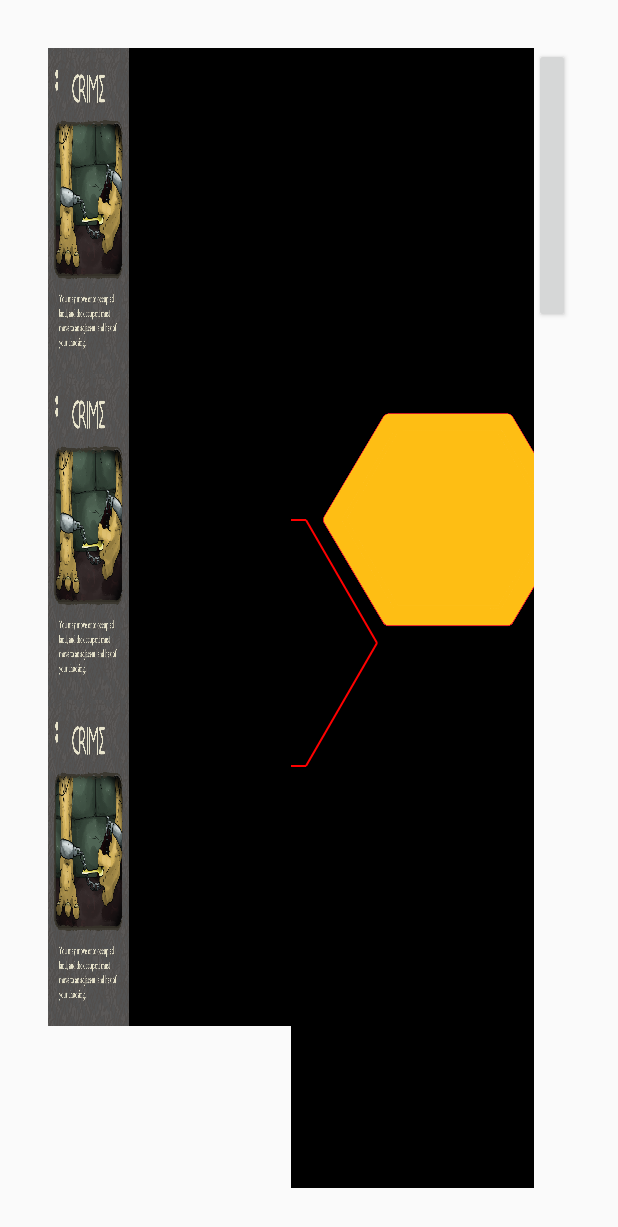
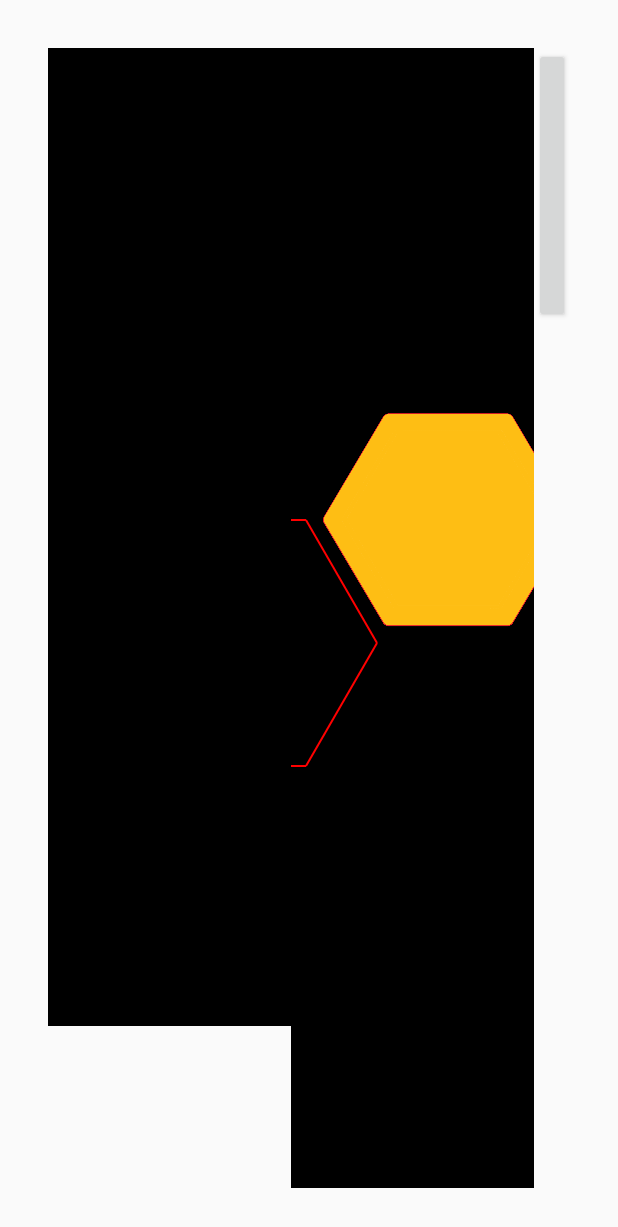
Before and after one commit to KelBull/TerraNeo, an Android app: the layout activity_grid.xml on its own in the app's theme, with its tools: preview values and no code run, on a phone screen of 412 x 824 dp. Shown: the top 1227 px of the screen. Run offline under Robolectric (Android 15) with nearby library versions, the phone set to English and light mode, and no system bars.

Commit message:
deleted stuff thats not used

```diff
--- a/app/src/main/java/kc/terraneo/AllPlayerView.java
+++ b/app/src/main/java/kc/terraneo/AllPlayerView.java
@@ -21,15 +21,9 @@ public class AllPlayerView extends View {
         parent = context;
         gameBoard = board;
         gameWindow = window;
-        rowPaint = new Paint(Paint.ANTI_ALIAS_FLAG);
-        rowPaint.setColor(0xffff0000); // sets the color of the grid
-        rowPaint.setStrokeWidth(2); // sets line width of the grid
     }
     public AllPlayerView(Client context, AttributeSet atters){
         super(context, atters);
-        rowPaint = new Paint(Paint.ANTI_ALIAS_FLAG);
-        rowPaint.setColor(0xffff0000); // sets the color of the grid
-        rowPaint.setStrokeWidth(2); // sets line width of the grid
         // setOnTouchListener(this);
     }
 
--- a/app/src/main/java/kc/terraneo/UpgradeView.java
+++ b/app/src/main/java/kc/terraneo/UpgradeView.java
@@ -3,7 +3,6 @@ package kc.terraneo;
 import android.app.Activity;
 import android.content.Context;
 import android.graphics.Canvas;
-import android.graphics.Paint;
 import android.graphics.drawable.Drawable;
 import android.graphics.drawable.ScaleDrawable;
 import android.util.AttributeSet;
@@ -19,7 +18,6 @@ public class UpgradeView extends View {
 
     private GameBoard gameBoard;
     private GameWindow gameWindow;
-    private Paint rowPaint;
     private Client parent;
     private int identifier;
     private Activity activity;
@@ -31,15 +29,9 @@ public class UpgradeView extends View {
         gameBoard = board;
         gameWindow = window;
         activity = context;
-        rowPaint = new Paint(Paint.ANTI_ALIAS_FLAG);
-        rowPaint.setColor(0xffff0000); // sets the color of the grid
-        rowPaint.setStrokeWidth(2); // sets line width of the grid
     }
     public UpgradeView(Context context, AttributeSet atters){
         super(context, atters);
-        rowPaint = new Paint(Paint.ANTI_ALIAS_FLAG);
-        rowPaint.setColor(0xffff0000); // sets the color of the grid
-        rowPaint.setStrokeWidth(2); // sets line width of the grid
         activity = (Activity) context;
         // setOnTouchListener(this);
     }
@@ -56,12 +48,9 @@ public class UpgradeView extends View {
     }
 
     private void drawUpgrade(Canvas canvas, Drawable image) {
-        float cy = getHeight()/2;
-        float cx = getWidth()/2;
 
         float scale = getHeight()/1150.0f;
         Drawable scaled = new ScaleDrawable(image, Gravity.CENTER, scale, scale);
-        //image.setBounds((int)(cx-r), (int)(cy-r*(S/2)), (int)(cx +r), (int)(cy+r*(S/2)));
         if (image != null) {
             image.setBounds(0, 0, getWidth(), getHeight());
             image.draw(canvas);
@@ -87,7 +76,7 @@ public class UpgradeView extends View {
         }
         String path = u.getArtPath();
         if (path == null) {
-            path = "card_crime.png";
+            path = "";
         }
         switch(path) {
             case "card_chaos.png": upgradeImage = activity.getResources().getDrawable(R.drawable.card_chaos);
```
